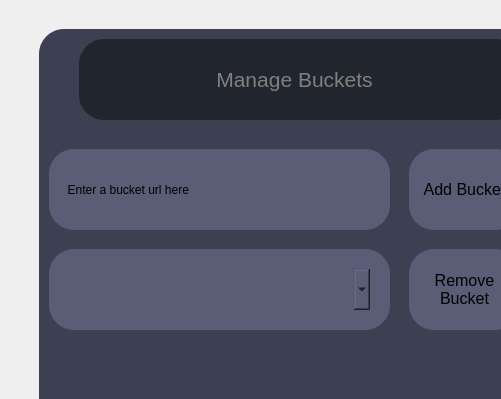
Fluorite-Apps/Fluorite-Store, file scoopgui.ui: the form before one commit; both pictures show x 0 to 501 and y 0 to 399 of the 1146 by 685 pixel window.
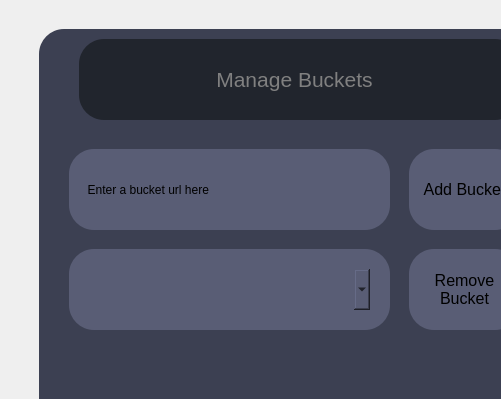
The form after the commit. The open tabs and pages were chosen to show the change. Icons and pictures are not drawn.

Commit message:
fix bug, only show check button for rows with apps, more efficient code
removed duplicate notify commands every time it was being used, and made it into a reusable function instead

Patch:
```diff
--- a/scoopgui.ui
+++ b/scoopgui.ui
@@ -1280,9 +1280,9 @@
      <widget class="QLineEdit" name="bucket_input_add">
       <property name="geometry">
        <rect>
-        <x>40</x>
+        <x>60</x>
         <y>150</y>
-        <width>341</width>
+        <width>321</width>
         <height>81</height>
        </rect>
       </property>
@@ -1336,9 +1336,9 @@
      <widget class="QComboBox" name="cb">
       <property name="geometry">
        <rect>
-        <x>50</x>
+        <x>70</x>
         <y>270</y>
-        <width>311</width>
+        <width>291</width>
         <height>41</height>
        </rect>
       </property>
@@ -1976,9 +1976,9 @@
      <widget class="QLabel" name="label_56">
       <property name="geometry">
        <rect>
-        <x>40</x>
+        <x>60</x>
         <y>250</y>
-        <width>341</width>
+        <width>321</width>
         <height>81</height>
        </rect>
       </property>
```
The commit also changes 2 other files.
